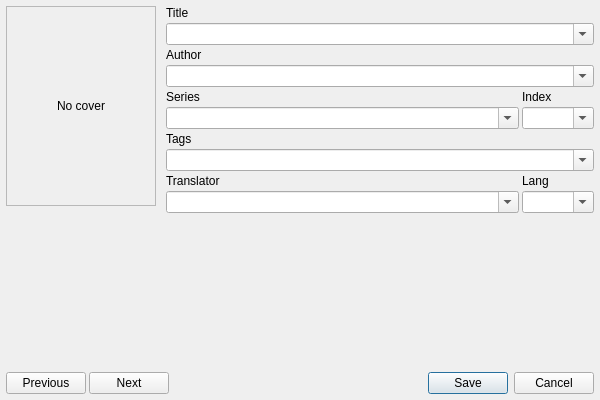
Before: the Qt Designer form designer/editdialog.ui in dnkorpushov/libro, drawn with Qt 5.
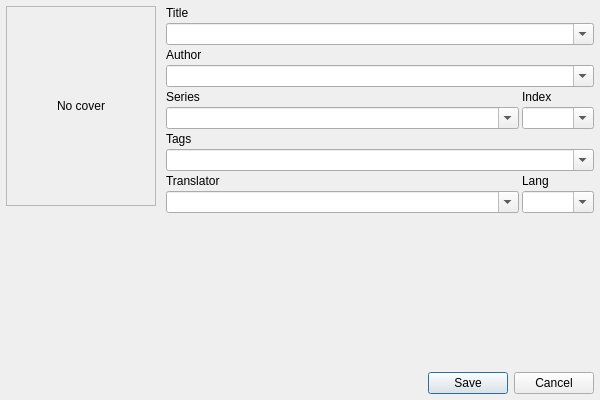
After: the same form once the commit is applied. Custom widgets are drawn as their Qt base class.

Diff of the .ui file:
```diff
--- a/designer/editdialog.ui
+++ b/designer/editdialog.ui
@@ -269,33 +269,6 @@
      </item>
      <item>
       <layout class="QHBoxLayout" name="horizontalLayout_2">
-       <item>
-        <widget class="QPushButton" name="prevButton">
-         <property name="text">
-          <string>Previous</string>
-         </property>
-        </widget>
-       </item>
-       <item>
-        <widget class="QPushButton" name="nextButton">
-         <property name="text">
-          <string>Next</string>
-         </property>
-        </widget>
-       </item>
-       <item>
-        <spacer name="horizontalSpacer">
-         <property name="orientation">
-          <enum>Qt::Horizontal</enum>
-         </property>
-         <property name="sizeHint" stdset="0">
-          <size>
-           <width>40</width>
-           <height>20</height>
-          </size>
-         </property>
-        </spacer>
-       </item>
        <item>
         <widget class="QDialogButtonBox" name="buttonBox">
          <property name="orientation">
```
